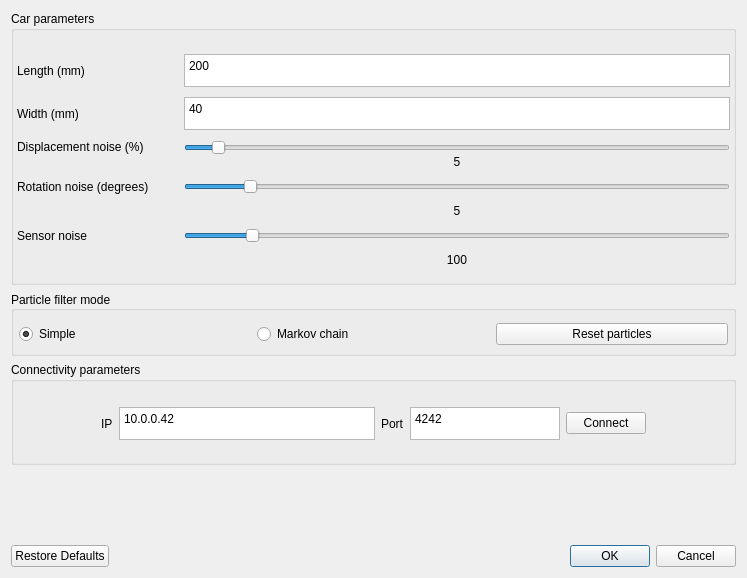
Above: config.ui from halflings/autonomee before the change. Below: the same form after it.
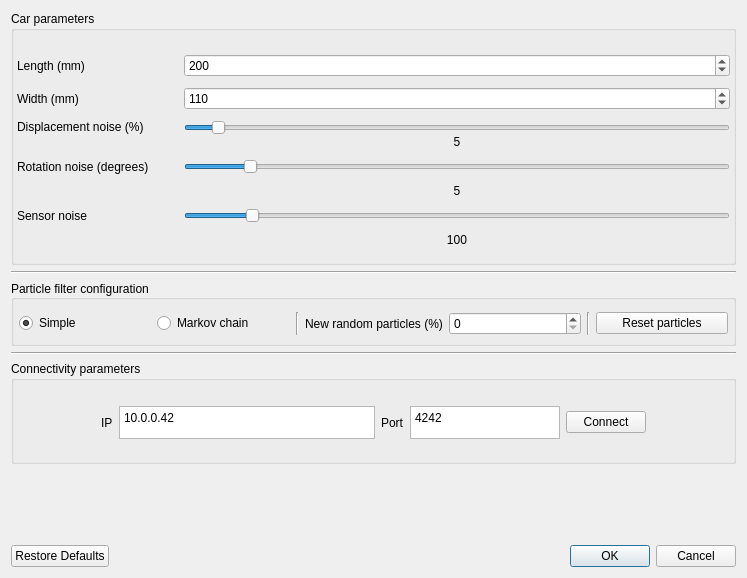
That is the form after the change.

Diff of the .ui file:
```diff
--- a/config.ui
+++ b/config.ui
@@ -50,14 +50,14 @@
       <property name="verticalSpacing">
        <number>10</number>
       </property>
-      <item row="7" column="0">
+      <item row="8" column="0">
        <widget class="QLabel" name="sensorTitle">
         <property name="text">
          <string>Sensor noise</string>
         </property>
        </widget>
       </item>
-      <item row="7" column="1">
+      <item row="8" column="1">
        <widget class="QSlider" name="sensorSlider">
         <property name="minimum">
          <number>50</number>
@@ -73,7 +73,7 @@
         </property>
        </widget>
       </item>
-      <item row="1" column="0">
+      <item row="2" column="0">
        <widget class="QLabel" name="widthTitle">
         <property name="text">
          <string>Width (mm)</string>
@@ -87,39 +87,7 @@
         </property>
        </widget>
       </item>
-      <item row="0" column="1">
-       <widget class="QPlainTextEdit" name="lengthValue">
-        <property name="maximumSize">
-         <size>
-          <width>16777215</width>
-          <height>33</height>
-         </size>
-        </property>
-        <property name="tabChangesFocus">
-         <bool>true</bool>
-        </property>
-        <property name="plainText">
-         <string>200</string>
-        </property>
-       </widget>
-      </item>
-      <item row="1" column="1">
-       <widget class="QPlainTextEdit" name="widthValue">
-        <property name="maximumSize">
-         <size>
-          <width>16777215</width>
-          <height>33</height>
-         </size>
-        </property>
-        <property name="tabChangesFocus">
-         <bool>true</bool>
-        </property>
-        <property name="plainText">
-         <string>40</string>
-        </property>
-       </widget>
-      </item>
-      <item row="5" column="1">
+      <item row="6" column="1">
        <layout class="QVBoxLayout" name="rotationVLayout">
         <item>
          <widget class="QSlider" name="rotationSlider">
@@ -136,7 +104,7 @@
         </item>
        </layout>
       </item>
-      <item row="2" column="1" rowspan="2">
+      <item row="3" column="1" rowspan="2">
        <layout class="QVBoxLayout" name="verticalLayout_2">
         <item>
          <widget class="QSlider" name="displacementSlider">
@@ -166,21 +134,21 @@
         </item>
        </layout>
       </item>
-      <item row="5" column="0">
+      <item row="6" column="0">
        <widget class="QLabel" name="rotationTitle">
         <property name="text">
          <string>Rotation noise (degrees)</string>
         </property>
        </widget>
       </item>
-      <item row="2" column="0">
+      <item row="3" column="0">
        <widget class="QLabel" name="displacementTitle">
         <property name="text">
          <string>Displacement noise (%)</string>
         </property>
        </widget>
       </item>
-      <item row="8" column="1">
+      <item row="9" column="1">
        <widget class="QLabel" name="sensorValue">
         <property name="text">
          <string>100</string>
@@ -193,7 +161,7 @@
         </property>
        </widget>
       </item>
-      <item row="6" column="1">
+      <item row="7" column="1">
        <widget class="QLabel" name="rotationValue">
         <property name="text">
          <string>5</string>
@@ -218,13 +186,52 @@
         </property>
        </widget>
       </item>
+      <item row="0" column="1">
+       <widget class="QSpinBox" name="lengthValue">
+        <property name="minimum">
+         <number>1</number>
+        </property>
+        <property name="maximum">
+         <number>10000</number>
+        </property>
+        <property name="singleStep">
+         <number>10</number>
+        </property>
+        <property name="value">
+         <number>200</number>
+        </property>
+       </widget>
+      </item>
+      <item row="2" column="1">
+       <widget class="QSpinBox" name="widthValue">
+        <property name="minimum">
+         <number>1</number>
+        </property>
+        <property name="maximum">
+         <number>10000</number>
+        </property>
+        <property name="singleStep">
+         <number>10</number>
+        </property>
+        <property name="value">
+         <number>110</number>
+        </property>
+       </widget>
+      </item>
      </layout>
     </widget>
    </item>
+   <item>
+    <widget class="Line" name="line_2">
+     <property name="orientation">
+      <enum>Qt::Horizontal</enum>
+     </property>
+    </widget>
+   </item>
    <item>
     <widget class="QGroupBox" name="probabilityGroupbox">
      <property name="title">
-      <string>Particle filter mode</string>
+      <string>Particle filter configuration</string>
      </property>
      <property name="alignment">
       <set>Qt::AlignLeading|Qt::AlignLeft|Qt::AlignVCenter</set>
@@ -262,6 +269,34 @@
         </property>
        </widget>
       </item>
+      <item>
+       <widget class="Line" name="line">
+        <property name="orientation">
+         <enum>Qt::Vertical</enum>
+        </property>
+       </widget>
+      </item>
+      <item>
+       <widget class="QLabel" name="randomParticlesLabel">
+        <property name="text">
+         <string>New random particles (%)</string>
+        </property>
+       </widget>
+      </item>
+      <item>
+       <widget class="QSpinBox" name="randomnessValue">
+        <property name="maximum">
+         <number>100</number>
+        </property>
+       </widget>
+      </item>
+      <item>
+       <widget class="Line" name="line_4">
+        <property name="orientation">
+         <enum>Qt::Vertical</enum>
+        </property>
+       </widget>
+      </item>
       <item>
        <widget class="QPushButton" name="resetParticles">
         <property name="maximumSize">
@@ -278,6 +313,13 @@
      </layout>
     </widget>
    </item>
+   <item>
+    <widget class="Line" name="line_3">
+     <property name="orientation">
+      <enum>Qt::Horizontal</enum>
+     </property>
+    </widget>
+   </item>
    <item>
     <widget class="QGroupBox" name="connectivityGroupbox">
      <property name="title">
```
Left out of the diff: 2 changed lines with no effect on the pictures.
